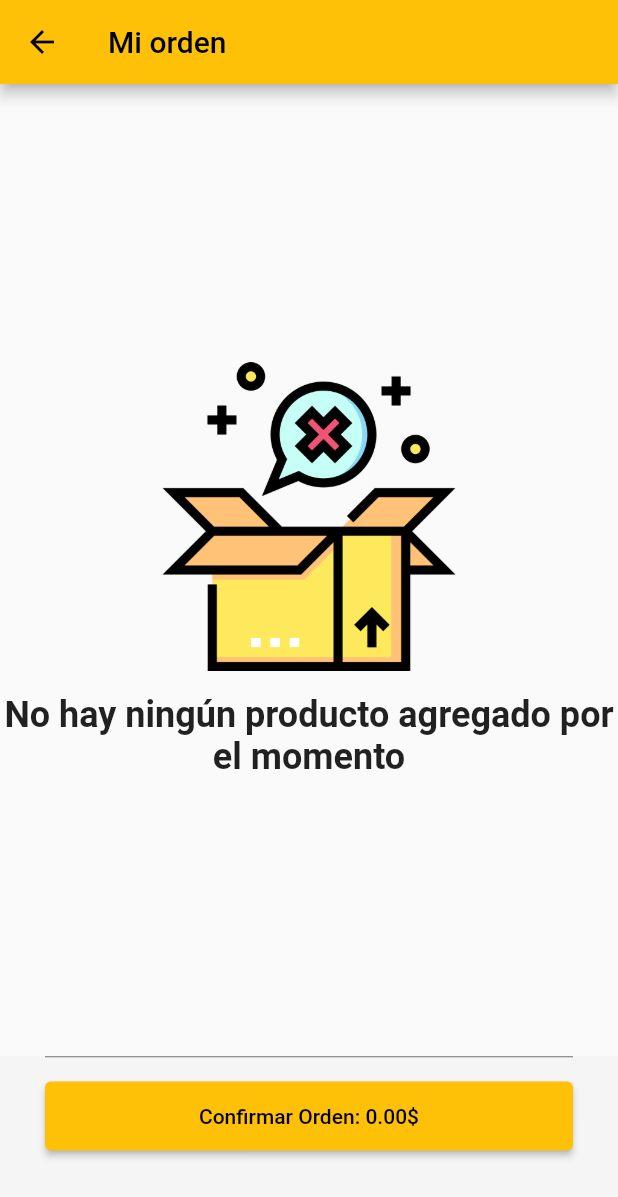
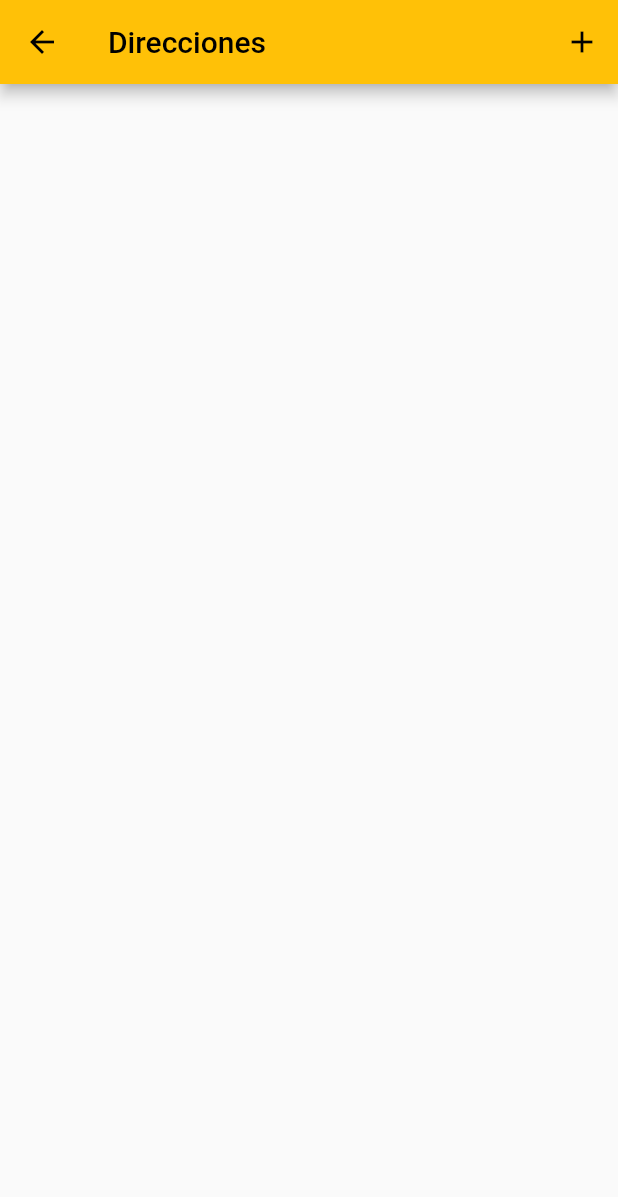
Before and after one commit to JoaquinMX/delivery_app_flutter_nodejs_mysql_stripe_mercadopago_auth, a Flutter app: the ClientOrdersCreatePage screen opened by its route, after a tap on an icon or button, on a phone screen of 412 x 824 dp. Shown: the top 1197 px of the screen. Run offline on Flutter 3.47's test engine with Material 2 defaults, Android fonts, the phone set to English and light mode, and no system bars; our stand-ins replace flutter_image_slideshow, fluttertoast, get, get_storage, image_picker, modal_bottom_sheet and 1 more; accounts and stored records are empty; network calls fail.

Commit message:
[WIP] feat: Created screens for address. Create address and List Address

```diff
--- a/lib/main.dart
+++ b/lib/main.dart
@@ -1,3 +1,5 @@
+import 'package:delivery_app/src/pages/client/address/create/client_address_create_page.dart';
+import 'package:delivery_app/src/pages/client/address/list/client_address_list_page.dart';
 import 'package:delivery_app/src/pages/client/home/client_home_page.dart';
 import 'package:delivery_app/src/pages/client/orders/create/client_orders_create_page.dart';
 import 'package:delivery_app/src/pages/client/products/list/client_products_list_page.dart';
@@ -52,7 +54,9 @@ class _MyAppState extends State<MyApp> {
         GetPage(name: '/client/home/', page: () => ClientHomePage()),
         GetPage(name: '/client/products/list/', page: () => ClientProductsListPage()),
         GetPage(name: '/client/profile/info/', page: () => ClientProfileInfoPage()),
-        GetPage(name: '/client/profile/update/', page: () => ClientProfileUpdatePage())
+        GetPage(name: '/client/profile/update/', page: () => ClientProfileUpdatePage()),
+        GetPage(name: '/client/address/create/', page: () => ClientAddressCreatePage()),
+        GetPage(name: '/client/address/list/', page: () => ClientAddressListPage()),
       ],
       theme: ThemeData(
         primaryColor: Colors.amber,
--- /dev/null
+++ b/lib/src/pages/client/address/list/client_address_list_controller.dart
@@ -0,0 +1,8 @@
+import 'package:get/get.dart';
+
+class ClientAddressListController extends GetxController {
+
+  void goToAddressCreate() {
+    Get.toNamed('/client/address/create');
+  }
+}
--- /dev/null
+++ b/lib/src/pages/client/address/list/client_address_list_page.dart
@@ -0,0 +1,37 @@
+import 'package:delivery_app/src/pages/client/address/list/client_address_list_controller.dart';
+import 'package:flutter/material.dart';
+import 'package:get/get.dart';
+
+class ClientAddressListPage extends StatelessWidget {
+
+  ClientAddressListController controller = Get.put(ClientAddressListController());
+  @override
+  Widget build(BuildContext context) {
+    return Scaffold(
+      appBar: AppBar(
+        iconTheme: IconThemeData(
+          color: Colors.black
+        ),
+        title: Text(
+          "Direcciones",
+          style: TextStyle(
+            color: Colors.black
+          ),
+        ),
+        actions: [
+          _iconAddressCreate()
+        ],
+      ),
+    );
+  }
+
+  Widget _iconAddressCreate() {
+    return IconButton(
+        onPressed: () => controller.goToAddressCreate(),
+        icon: Icon(
+            Icons.add,
+            color: Colors.black,
+        )
+    );
+  }
+}
--- a/lib/src/pages/client/orders/create/client_orders_create_controller.dart
+++ b/lib/src/pages/client/orders/create/client_orders_create_controller.dart
@@ -52,4 +52,8 @@ class ClientOrdersCreateController extends GetxController {
 
     return total.value;
   }
+
+  void goToAddressList() {
+    Get.toNamed('/client/address/list');
+  }
 }
--- a/lib/src/pages/client/orders/create/client_orders_create_page.dart
+++ b/lib/src/pages/client/orders/create/client_orders_create_page.dart
@@ -60,7 +60,7 @@ class ClientOrdersCreatePage extends StatelessWidget {
               style: ElevatedButton.styleFrom(
                 padding: EdgeInsets.all(15)
               ),
-                onPressed: (){},
+                onPressed: () => controller.goToAddressList(),
                 child: Text(
                   "Confirmar Orden: ${controller.getTotal().toStringAsFixed(2)}\$",
                   style: TextStyle(
```
Also changed, not shown: lib/src/pages/client/address/create/client_address_create_controller.dart (added, +8 -0 lines), lib/src/pages/client/address/create/client_address_create_page.dart (added, +195 -0 lines).
